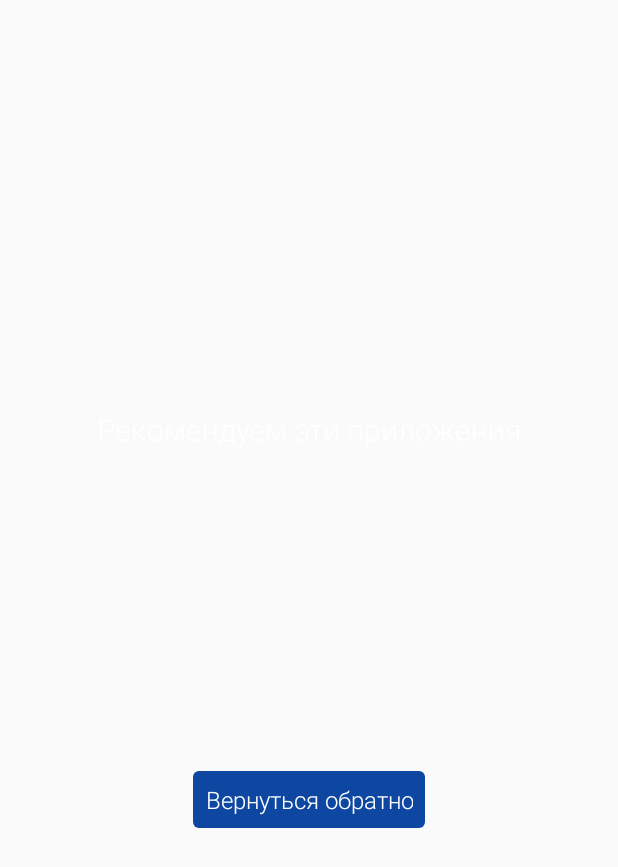
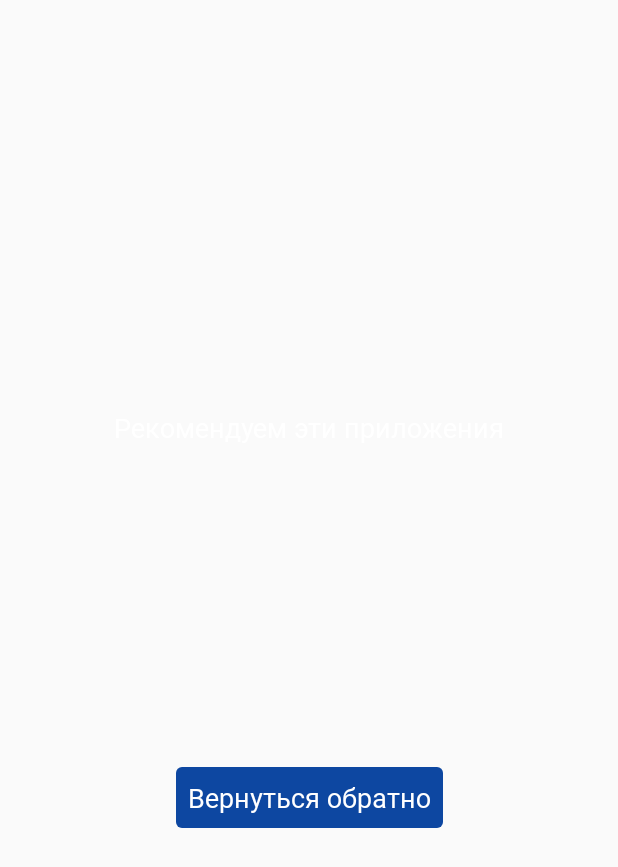
Before and after one commit to Azati1/soundhub, an Android app: the fragment RecomendedApplicationsFragment shown on its own in the app's theme, on a phone screen of 412 x 824 dp. Shown: the top 867 px of the screen. Run offline under Robolectric (Android 15) with nearby library versions, the light colour scheme and no system bars; our stand-ins replace Picasso; libraries missing offline, so code that uses them is left out: com.downloader, com.facebook.ads, com.yandex.metrica; pictures from the network do not load.

Commit message:
вынес строки и стили в ресурсы

```diff
--- a/app/src/main/java/com/azati1/soundhub/components/AppComponent.kt
+++ b/app/src/main/java/com/azati1/soundhub/components/AppComponent.kt
@@ -76,7 +76,7 @@ class AppComponent : Application() {
                     .addCallAdapterFactory(RxJava2CallAdapterFactory.create())
                     .addConverterFactory(GsonConverterFactory.create())
                     .client(okHttpClient)
-                    .baseUrl("https://newsoundboard.xyz/")
+                    .baseUrl(context.resources.getString(R.string.base_url))
                     .build()
                 apiService = retrofit.create(ApiService::class.java)
             }
--- a/app/src/main/java/com/azati1/soundhub/ui/main/MainActivity.kt
+++ b/app/src/main/java/com/azati1/soundhub/ui/main/MainActivity.kt
@@ -187,7 +187,7 @@ class MainActivity : AppCompatActivity(), OnSoundAction, SectionRecyclerViewEven
             when (item) {
                 0 -> showPrivacyAlert((applicationContext as AppComponent).getAdsDto()!!.privacyPolicyUrl, "Privacy Policy")
                 1 -> showPrivacyAlert((applicationContext as AppComponent).getAdsDto()!!.gdprPolicyUrl, "Personalized Ads")
-                2 -> startActivity(Intent(Intent.ACTION_VIEW, Uri.parse("https://play.google.com/store/apps/dev?id=5584164941825017957")))
+                2 -> startActivity(Intent(Intent.ACTION_VIEW, Uri.parse(resources.getString(R.string.more_apps_url))))
             }
         }
         val menu = builder.create()
@@ -266,7 +266,6 @@ class MainActivity : AppCompatActivity(), OnSoundAction, SectionRecyclerViewEven
     }
 
     private fun initRateDialog() {
-
         val isMarketPageShowed = getSharedPreferences(PREFS_NAME, Context.MODE_PRIVATE)
             .getBoolean(IS_MARKET_PAGE_SHOWED, false)
 
--- /dev/null
+++ b/app/src/main/res/font/aznauri_font.xml
@@ -0,0 +1,8 @@
+<?xml version="1.0" encoding="utf-8"?>
+<font-family xmlns:android="http://schemas.android.com/apk/res/android"
+    xmlns:app="http://schemas.android.com/apk/res-auto">
+    <font
+        app:fontStyle="normal"
+        app:fontWeight="400"
+        app:font="@font/aznauri"/>
+</font-family>
--- a/app/src/main/res/layout/activity_main.xml
+++ b/app/src/main/res/layout/activity_main.xml
@@ -45,8 +45,9 @@
                 android:layout_width="wrap_content"
                 android:layout_height="wrap_content"
                 android:text="@string/app_name"
-                android:textColor="#fff"
                 android:layout_marginEnd="16dp"
+                android:textSize="24dp"
+                android:textAppearance="@style/DefaultTextViewStyle"
                 app:layout_constraintBottom_toBottomOf="parent"
                 app:layout_constraintEnd_toEndOf="parent"
                 app:layout_constraintTop_toTopOf="parent" />
--- a/app/src/main/res/layout/fragment_recomended_applications.xml
+++ b/app/src/main/res/layout/fragment_recomended_applications.xml
@@ -18,8 +18,8 @@
             android:layout_width="wrap_content"
             android:layout_height="wrap_content"
             android:text="@string/recommended_apps"
-            android:textColor="#fff"
-            android:textSize="20dp"
+            android:textSize="18dp"
+            android:textAppearance="@style/DefaultTextViewStyle"
             app:layout_constraintEnd_toEndOf="parent"
             app:layout_constraintStart_toStartOf="parent"
             app:layout_constraintTop_toTopOf="parent" />
@@ -47,9 +47,8 @@
             android:gravity="center"
             android:padding="8dp"
             android:text="@string/go_back"
-            android:textAppearance="@style/TextAppearance.Title"
-            android:textColor="#ffffff"
-            android:textSize="16dp"
+            android:textSize="18dp"
+            android:textAppearance="@style/DefaultTextViewStyle"
             android:layout_marginTop="32dp"
             android:transitionName="@string/sectionTransitionName"
             app:layout_constraintEnd_toEndOf="parent"
--- a/app/src/main/res/layout/fragment_section.xml
+++ b/app/src/main/res/layout/fragment_section.xml
@@ -22,7 +22,8 @@
         android:layout_height="wrap_content"
         android:layout_marginTop="16dp"
         android:text="@string/section_name"
-        android:textColor="#fff"
+        android:textSize="18dp"
+        android:textAppearance="@style/DefaultTextViewStyle"
         android:transitionName="@string/sectionTransitionName"
         app:layout_constraintEnd_toEndOf="parent"
         app:layout_constraintStart_toStartOf="parent"
--- a/app/src/main/res/layout/fragment_splash_screen.xml
+++ b/app/src/main/res/layout/fragment_splash_screen.xml
@@ -21,7 +21,7 @@
         style="@style/SpinKitView.Large.ThreeBounce"
         android:layout_width="wrap_content"
         android:layout_height="wrap_content"
-        app:SpinKit_Color="#fff"
+        app:SpinKit_Color="@color/colorLoader"
         app:layout_constraintEnd_toEndOf="@+id/application_icon"
         app:layout_constraintStart_toStartOf="@+id/application_icon"
         app:layout_constraintTop_toBottomOf="@+id/application_icon" />
--- a/app/src/main/res/layout/recommended_app_item.xml
+++ b/app/src/main/res/layout/recommended_app_item.xml
@@ -19,12 +19,11 @@
         android:id="@+id/app_name"
         android:layout_width="wrap_content"
         android:layout_height="wrap_content"
-        android:textSize="14dp"
         android:layout_gravity="center"
-        android:textColor="#fff"
         app:layout_constraintStart_toStartOf="@id/app_picture"
         app:layout_constraintEnd_toEndOf="@id/app_picture"
         app:layout_constraintBottom_toBottomOf="parent"
-        android:textAppearance="@style/TextAppearance.Title"/>
+        android:textSize="18dp"
+        android:textAppearance="@style/DefaultTextViewStyle"/>
 
 </androidx.constraintlayout.widget.ConstraintLayout>
--- a/app/src/main/res/layout/section_item.xml
+++ b/app/src/main/res/layout/section_item.xml
@@ -19,9 +19,9 @@
         android:id="@+id/sectionTitle"
         android:layout_width="match_parent"
         android:layout_height="wrap_content"
-        android:textAppearance="@style/TextAppearance.Title"
+        android:textSize="24dp"
+        android:textAppearance="@style/DefaultTextViewStyle"
         android:gravity="center"
-        android:textColor="#ffffff"
         android:layout_marginStart="16dp"
         android:layout_marginEnd="16dp"
         android:layout_marginBottom="16dp"
--- a/app/src/main/res/layout/soundboard_item.xml
+++ b/app/src/main/res/layout/soundboard_item.xml
@@ -35,7 +35,6 @@
             android:background="#000"
             android:visibility="gone"/>
 
-
     </LinearLayout>
 
     <TextView
@@ -43,7 +42,8 @@
         android:layout_width="wrap_content"
         android:layout_height="wrap_content"
         android:layout_marginBottom="16dp"
-        android:textColor="#fff"
+        android:textSize="18dp"
+        android:textAppearance="@style/DefaultTextViewStyle"
         app:layout_constraintBottom_toBottomOf="parent"
         app:layout_constraintEnd_toEndOf="parent"
         app:layout_constraintHorizontal_bias="0.5"
--- a/app/src/main/res/values/colors.xml
+++ b/app/src/main/res/values/colors.xml
@@ -3,5 +3,7 @@
     <color name="colorPrimary">#0d47a1</color>
     <color name="colorPrimaryDark">#283CAD</color>
     <color name="colorAccent">#3F51B5</color>
-    <color name="rippleColor">#2255A3</color>
+    <color name="colorTextDefault">#fff</color>
+    <color name="colorTextSecondary">#000</color>
+    <color name="colorLoader">#fff</color>
 </resources>
--- a/app/src/main/res/values/strings.xml
+++ b/app/src/main/res/values/strings.xml
@@ -4,6 +4,9 @@
     <string name="admobAppKey" translatable="false">ca-app-pub-3940256099942544~3347511713</string>
     <string name="facebook_app_id" translatable="false">2412805565625464</string>
     <string name="facebook_login_protocol_scheme" translatable="false">fb2412805565625464</string>
+    <string name="more_apps_url" translatable="false">https://play.google.com/store/apps/dev?id=5584164941825017957</string>
+    <string name="base_url" translatable="false">https://newsoundboard.xyz/</string>
+
     <string name="sectionTransitionName">sectionTransition</string>
     <string name="accept">Продолжить</string>
     <string name="decline">Выход</string>
--- a/app/src/main/res/values/styles.xml
+++ b/app/src/main/res/values/styles.xml
@@ -1,21 +1,16 @@
 <resources>
 
-    <!-- Base application theme. -->
     <style name="AppTheme" parent="Theme.AppCompat.Light.NoActionBar">
-        <!-- Customize your theme here. -->
         <item name="colorPrimary">@color/colorPrimary</item>
         <item name="colorPrimaryDark">@color/colorPrimaryDark</item>
         <item name="colorAccent">@color/colorAccent</item>
-        <item name="android:textViewStyle">@style/RobotoTextViewStyle</item>
         <item name="android:windowContentTransitions">true</item>
+        <item name="android:textAppearance">@style/DefaultTextViewStyle</item>
     </style>
 
-    <style name="RobotoTextViewStyle" parent="android:Widget.TextView">
-        <item name="android:fontFamily">sans-serif-light</item>
-    </style>
-
-    <style name="TextAppearance.Title" parent="TextAppearance.AppCompat.Title">
-        <item name="android:textSize">24dp</item>
+    <style name="DefaultTextViewStyle" parent="android:Widget.TextView">
+        <item name="android:fontFamily">@font/aznauri_font</item>
+        <item name="android:textColor">@color/colorTextDefault</item>
     </style>
 
 </resources>
--- a/build.gradle
+++ b/build.gradle
@@ -10,8 +10,6 @@ buildscript {
     dependencies {
         classpath 'com.android.tools.build:gradle:3.5.2'
         classpath "org.jetbrains.kotlin:kotlin-gradle-plugin:$kotlin_version"
-        // NOTE: Do not place your application dependencies here; they belong
-        // in the individual module build.gradle files
     }
 }
 
```
Also changed, not shown: app/build.gradle (+9 -5 lines), app/src/main/res/font/remachine_font.xml (added, +8 -0 lines), app/src/main/res/font/swag_font.xml (added, +7 -0 lines), app/src/main/res/layout/fragment_rate_app_dialog.xml (+6 -4 lines), 1 other file.
